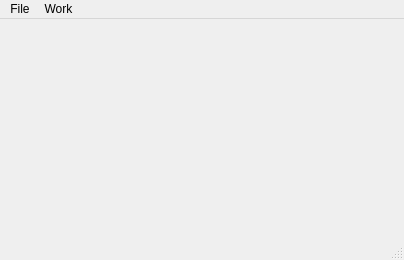
Before: the Qt Designer form kiralysag.ui in neat1/firecat, drawn with Qt 5.
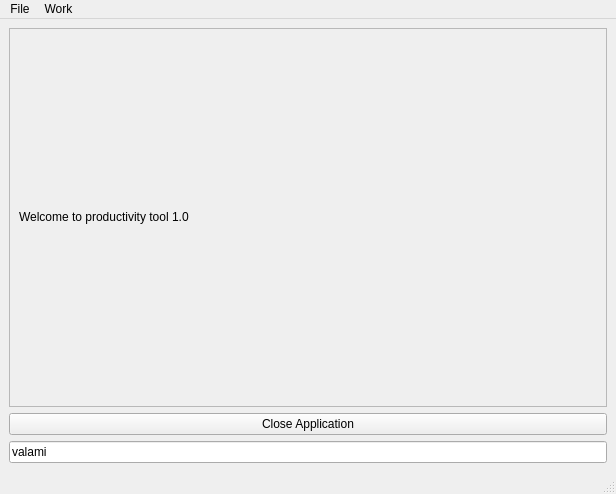
After: the same form once the commit is applied. Icons and pictures are not drawn.

Patch:
```diff
--- a/kiralysag.ui
+++ b/kiralysag.ui
@@ -6,8 +6,8 @@
    <rect>
     <x>0</x>
     <y>0</y>
-    <width>404</width>
-    <height>260</height>
+    <width>616</width>
+    <height>494</height>
    </rect>
   </property>
   <property name="windowTitle">
@@ -16,14 +16,66 @@
   <property name="statusTip">
    <string>Designed by Andras Vincze</string>
   </property>
-  <widget class="QWidget" name="centralwidget"/>
+  <widget class="QWidget" name="centralwidget">
+   <layout class="QGridLayout" name="gridLayout_2">
+    <item row="2" column="0">
+     <widget class="QLineEdit" name="lineEdit">
+      <property name="text">
+       <string>valami</string>
+      </property>
+     </widget>
+    </item>
+    <item row="0" column="0">
+     <widget class="QScrollArea" name="scrollArea">
+      <property name="widgetResizable">
+       <bool>true</bool>
+      </property>
+      <widget class="QWidget" name="scrollAreaWidgetContents">
+       <property name="geometry">
+        <rect>
+         <x>0</x>
+         <y>0</y>
+         <width>592</width>
+         <height>355</height>
+        </rect>
+       </property>
+       <layout class="QGridLayout" name="gridLayout">
+        <item row="0" column="0">
+         <widget class="QLabel" name="label">
+          <property name="acceptDrops">
+           <bool>false</bool>
+          </property>
+          <property name="text">
+           <string>Welcome to productivity tool 1.0</string>
+          </property>
+          <property name="openExternalLinks">
+           <bool>false</bool>
+          </property>
+          <property name="textInteractionFlags">
+           <set>Qt::LinksAccessibleByMouse|Qt::TextSelectableByMouse</set>
+          </property>
+         </widget>
+        </item>
+       </layout>
+      </widget>
+     </widget>
+    </item>
+    <item row="1" column="0">
+     <widget class="QPushButton" name="pushButton">
+      <property name="text">
+       <string>Close Application</string>
+      </property>
+     </widget>
+    </item>
+   </layout>
+  </widget>
   <widget class="QMenuBar" name="menubar">
    <property name="geometry">
     <rect>
      <x>0</x>
      <y>0</y>
-     <width>404</width>
-     <height>18</height>
+     <width>616</width>
+     <height>26</height>
     </rect>
    </property>
    <widget class="QMenu" name="menuFile">
```
Left out of the diff: 47 changed lines with no effect on the pictures.
